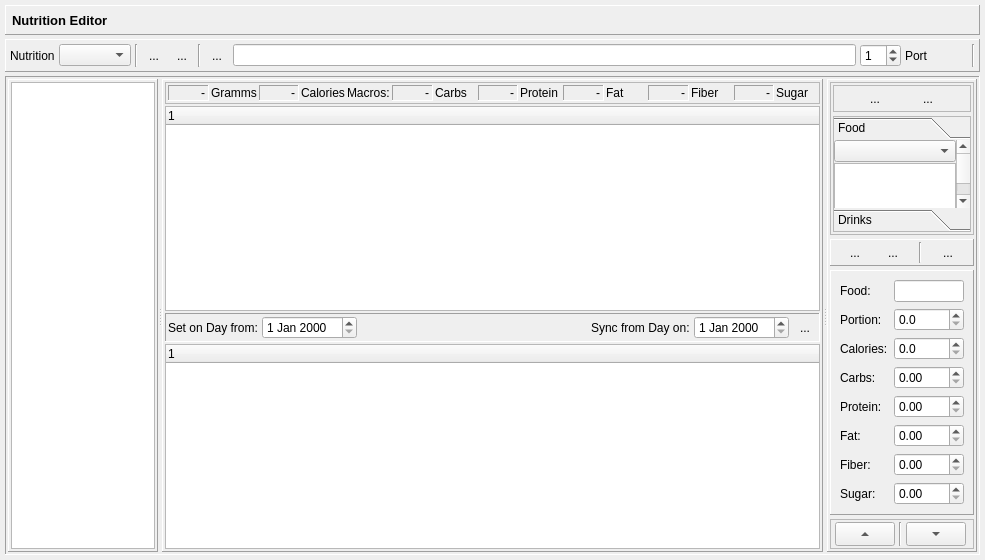
Qt form dialog_nutrition.ui (Tria-Andy/WorkoutEditor) before a commit.
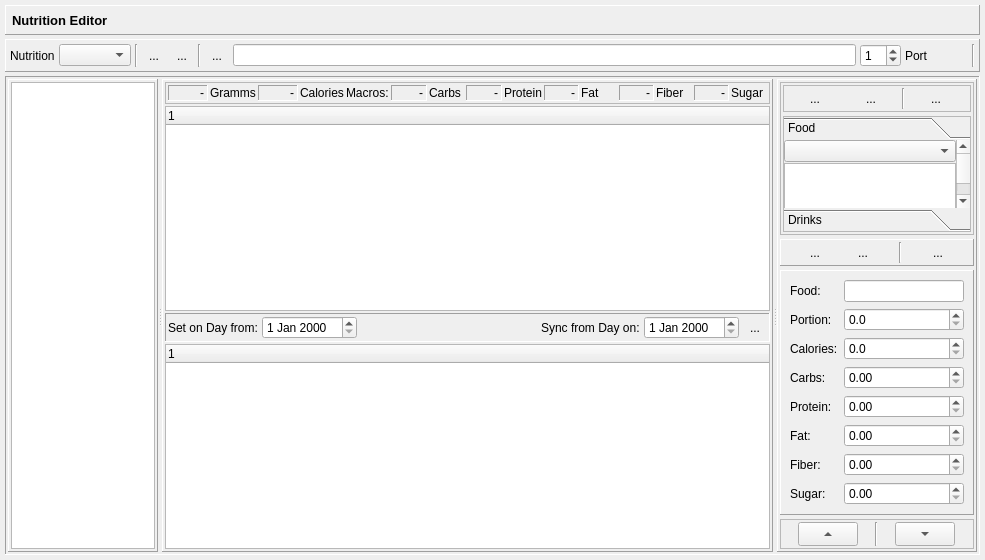
The same form after that commit. Icons and pictures are not drawn.

Commit message: Adjustments Nutrition Calc

```diff
--- a/dialog_nutrition.ui
+++ b/dialog_nutrition.ui
@@ -805,7 +805,7 @@
          </property>
          <property name="minimumSize">
           <size>
-           <width>150</width>
+           <width>200</width>
            <height>0</height>
           </size>
          </property>
@@ -887,6 +887,12 @@
                 </property>
                 <item>
                  <widget class="QToolButton" name="toolButton_addIngred">
+                  <property name="minimumSize">
+                   <size>
+                    <width>50</width>
+                    <height>0</height>
+                   </size>
+                  </property>
                   <property name="text">
                    <string>...</string>
                   </property>
@@ -907,6 +913,12 @@
                 </item>
                 <item>
                  <widget class="QToolButton" name="toolButton_edit">
+                  <property name="minimumSize">
+                   <size>
+                    <width>50</width>
+                    <height>0</height>
+                   </size>
+                  </property>
                   <property name="text">
                    <string>...</string>
                   </property>
@@ -925,6 +937,42 @@
                   </property>
                  </widget>
                 </item>
+                <item>
+                 <widget class="Line" name="line_3">
+                  <property name="orientation">
+                   <enum>Qt::Vertical</enum>
+                  </property>
+                 </widget>
+                </item>
+                <item>
+                 <widget class="QToolButton" name="toolButton_reset">
+                  <property name="minimumSize">
+                   <size>
+                    <width>50</width>
+                    <height>0</height>
+                   </size>
+                  </property>
+                  <property name="text">
+                   <string>...</string>
+                  </property>
+                  <property name="icon">
+                   <iconset resource="resources.qrc">
+                    <normaloff>:/images/icons/Cancel.png</normaloff>:/images/icons/Cancel.png</iconset>
+                  </property>
+                  <property name="iconSize">
+                   <size>
+                    <width>18</width>
+                    <height>18</height>
+                   </size>
+                  </property>
+                  <property name="shortcut">
+                   <string>Ctrl+S</string>
+                  </property>
+                  <property name="autoRaise">
+                   <bool>true</bool>
+                  </property>
+                 </widget>
+                </item>
                </layout>
               </widget>
              </item>
@@ -947,7 +995,7 @@
                  <rect>
                   <x>0</x>
                   <y>0</y>
-                  <width>119</width>
+                  <width>169</width>
                   <height>94</height>
                  </rect>
                 </property>
```
Left out of the diff: 2 changed lines with no effect on the pictures. The commit also changes 13 other files.
